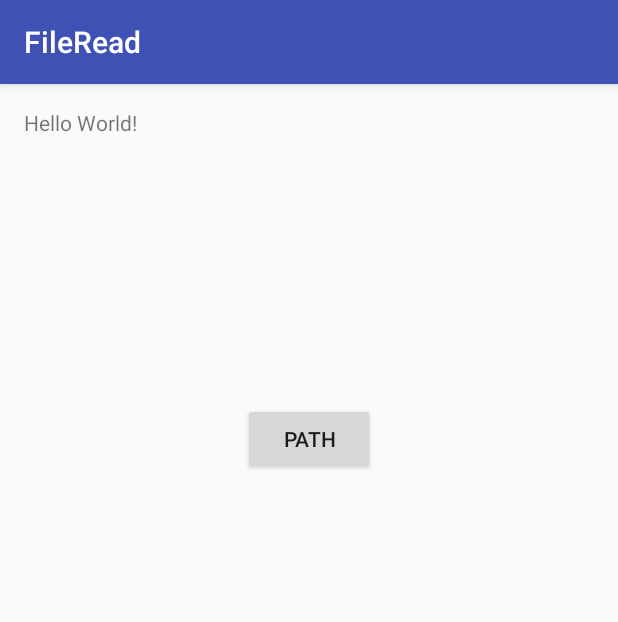
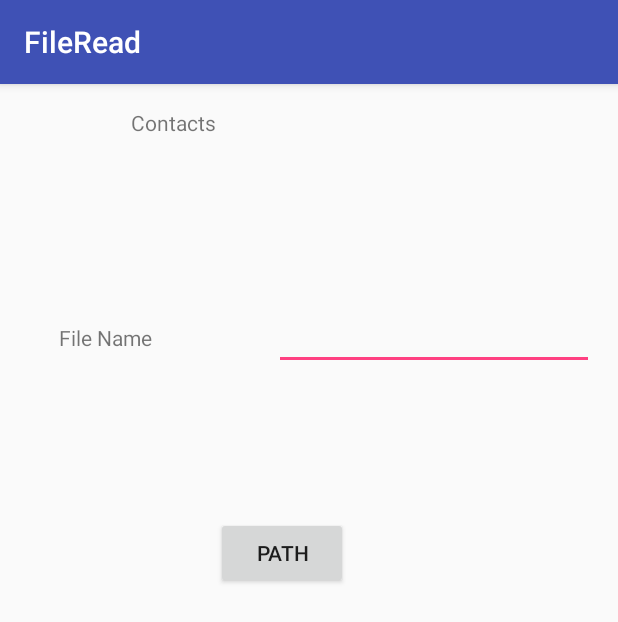
Before and after one commit to aviral-92/FileRead, an Android app: the screen it shows after launch (MainActivity), after a tap on "PATH", on a phone screen of 412 x 824 dp. Shown: the top 622 px of the screen. Run offline under Robolectric (Android 15) with nearby library versions, the phone set to English and light mode, and no system bars.

```diff
--- a/app/src/main/AndroidManifest.xml
+++ b/app/src/main/AndroidManifest.xml
@@ -1,7 +1,10 @@
 <?xml version="1.0" encoding="utf-8"?>
 <manifest xmlns:android="http://schemas.android.com/apk/res/android"
     package="com.example.amittal.fileread">
+    <uses-sdk android:minSdkVersion="10" />
     <uses-permission android:name="android.permission.READ_EXTERNAL_STORAGE" />
+    <uses-permission android:name="android.permission.READ_CONTACTS" />
+    <uses-permission android:name="android.permission.WRITE_CONTACTS" />
     <application
         android:allowBackup="true"
         android:icon="@mipmap/ic_launcher"
--- a/app/src/main/java/com/example/amittal/fileread/MainActivity.java
+++ b/app/src/main/java/com/example/amittal/fileread/MainActivity.java
@@ -1,20 +1,28 @@
 package com.example.amittal.fileread;
 
+import android.Manifest;
 import android.content.Intent;
+import android.content.pm.PackageManager;
 import android.net.Uri;
 import android.os.Environment;
+import android.support.v4.app.ActivityCompat;
+import android.support.v4.content.ContextCompat;
 import android.support.v7.app.AppCompatActivity;
 import android.os.Bundle;
 import android.util.Log;
 import android.view.View;
 import android.widget.Button;
+import android.widget.TextView;
 import android.widget.Toast;
 
 import java.io.File;
+import java.util.ArrayList;
 
 public class MainActivity extends AppCompatActivity implements View.OnClickListener {
 
     Button btnClickMe;
+    private int WRITE_CONTACT_PERMISSION_CODE = 1;
+    TextView excelFile;
 
     @Override
     protected void onCreate(Bundle savedInstanceState) {
@@ -22,11 +30,25 @@ public class MainActivity extends AppCompatActivity implements View.OnClickListe
         setContentView(R.layout.activity_main);
         btnClickMe = (Button) findViewById(R.id.button);
         btnClickMe.setOnClickListener(MainActivity.this);
+        excelFile = (TextView) findViewById(R.id.excelName);
     }
 
     @Override
     public void onClick(View v) {
-        getFile();
+
+        if (isWriteContactAllowed() && isExternalStorageAllowed()) {
+            Toast.makeText(MainActivity.this, "You already have the permission", Toast.LENGTH_LONG).show();
+            Log.d("permission","You already have the permission");
+            //getFile();
+            test();
+        } else {
+            requestWriteContactPermission();
+            requestExternalStoragePermission();
+            Toast.makeText(MainActivity.this, "Giving You Permission", Toast.LENGTH_LONG).show();
+            Log.d("permission","Giving you permission");
+            //getFile();
+            test();
+        }
         /*try{
             ExcelDataRead.read("/storage/emulated/0/Download/myExcel.xls");
         }catch(Exception ex){
@@ -74,7 +96,7 @@ public class MainActivity extends AppCompatActivity implements View.OnClickListe
         startActivityForResult(Intent.createChooser(intent, "Select Video"), 1);
     }*/
 
-    public void onActivityResult(int requestCode, int resultCode, Intent result) {
+    /*public void onActivityResult(int requestCode, int resultCode, Intent result) {
 
         String response = null;
         if (resultCode == RESULT_OK) {
@@ -84,10 +106,10 @@ public class MainActivity extends AppCompatActivity implements View.OnClickListe
                 Toast.makeText(this, data.getPath(), Toast.LENGTH_SHORT).show();
                 File downloadDir = new File(Environment.getExternalStoragePublicDirectory(
                         Environment.DIRECTORY_DOWNLOADS).getAbsolutePath());
-                getFilesFromDir(downloadDir);
+                //getFilesFromDir(downloadDir);
 
-                if(data.getLastPathSegment().endsWith("xls")){
-                    String dbStr = Environment.getExternalStorageDirectory().getAbsolutePath()+"/Download/myExcel.xls";
+                if (data.getLastPathSegment().endsWith("xls")) {
+                    String dbStr = Environment.getExternalStorageDirectory().getAbsolutePath() + "/contact.xls";
                     ExcelDataRead excelDataRead = new ExcelDataRead();
                     excelDataRead.readExcelFile(MainActivity.this, dbStr);
 
@@ -95,14 +117,62 @@ public class MainActivity extends AppCompatActivity implements View.OnClickListe
                 } else {
                     Toast.makeText(this, "Invalid file type", Toast.LENGTH_SHORT).show();
                 }
-            } else{
+            } else {
                 Toast.makeText(this, "No result found", Toast.LENGTH_SHORT).show();
             }
-        } else{
+        } else {
             Toast.makeText(this, "No result found == -1", Toast.LENGTH_SHORT).show();
         }
+    }*/
+
+    private void requestWriteContactPermission() {
+
+        if (ActivityCompat.shouldShowRequestPermissionRationale(this, Manifest.permission.WRITE_CONTACTS)) {
+            //If the user has denied the permission previously your code will come to this block
+            //Here you can explain why you need this permission
+            //Explain here why you need this permission
         }
-    public void getFilesFromDir(File filesFromSD) {
+
+        //And finally ask for the permission
+        ActivityCompat.requestPermissions(this, new String[]{Manifest.permission.WRITE_CONTACTS}, WRITE_CONTACT_PERMISSION_CODE);
+    }
+
+    private boolean isWriteContactAllowed() {
+        //Getting the permission status
+        int result = ContextCompat.checkSelfPermission(this, Manifest.permission.WRITE_CONTACTS);
+
+        //If permission is granted returning true
+        if (result == PackageManager.PERMISSION_GRANTED)
+            return true;
+        //If permission is not granted returning false
+        return false;
+    }
+
+
+    private void requestExternalStoragePermission() {
+
+        if (ActivityCompat.shouldShowRequestPermissionRationale(this, Manifest.permission.READ_EXTERNAL_STORAGE)) {
+            //If the user has denied the permission previously your code will come to this block
+            //Here you can explain why you need this permission
+            //Explain here why you need this permission
+        }
+
+        //And finally ask for the permission
+        ActivityCompat.requestPermissions(this, new String[]{Manifest.permission.READ_EXTERNAL_STORAGE}, WRITE_CONTACT_PERMISSION_CODE);
+    }
+
+    private boolean isExternalStorageAllowed() {
+        //Getting the permission status
+        int result = ContextCompat.checkSelfPermission(this, Manifest.permission.READ_EXTERNAL_STORAGE);
+
+        //If permission is granted returning true
+        if (result == PackageManager.PERMISSION_GRANTED)
+            return true;
+        //If permission is not granted returning false
+        return false;
+    }
+
+    /*public void getFilesFromDir(File filesFromSD) {
 
         File listAllFiles[] = filesFromSD.listFiles();
 
@@ -121,5 +191,52 @@ public class MainActivity extends AppCompatActivity implements View.OnClickListe
                 }
             }
         }
+    }*/
+
+    public void test() {
+
+        ArrayList<String> FOLDERS = new ArrayList<String>();
+        ArrayList<String> XLS_FILES = new ArrayList<String>();
+
+        int CALL_COUNT = 0;
+        String path = Environment.getExternalStorageDirectory().getPath() + "/";
+        Log.d("Envn Path : ",path);
+        try {
+
+            File dirFolder = new File(path);
+            File[] folders = dirFolder.listFiles();
+
+            for (File file : folders) {
+                if (file.isDirectory()) {
+                    FOLDERS.add(path + file.getName() + "/");
+                } else {
+
+                    if (file.getName().contains(excelFile.getText() + ".xls")) {
+
+                        XLS_FILES.add(path + file.getName());
+
+
+                    } else {
+                        // FILE_PATH = path + file.getName();
+                        // Log.e("File Deatils", "" + FILE_PATH);
                     }
                 }
+            }
+            Log.d("1", XLS_FILES.get(0));
+            ExcelDataRead excelDataRead = new ExcelDataRead();
+            excelDataRead.readExcelFile(this, XLS_FILES.get(0));
+
+        } catch (Exception e) {
+            e.printStackTrace();
+        }
+
+            /*while (CALL_COUNT < FOLDERS.size()) {
+                String dirURL = FOLDERS.get(CALL_COUNT);
+                CALL_COUNT++;
+
+                // Log.e("Folders", "" + dirURL);
+                getSdCardFolders(dirURL);
+            }*/
+
+    }
+}
--- a/app/src/main/res/layout/activity_main.xml
+++ b/app/src/main/res/layout/activity_main.xml
@@ -13,24 +13,56 @@
     <TextView
         android:layout_width="wrap_content"
         android:layout_height="wrap_content"
-        android:text="Hello World!"
-        android:id="@+id/textView" />
+        android:text="Contacts"
+        android:id="@+id/textView"
+        android:layout_alignParentTop="true"
+        android:layout_alignParentLeft="true"
+        android:layout_alignParentStart="true"
+        android:layout_marginLeft="71dp"
+        android:layout_marginStart="71dp" />
+
+    <TextView
+        android:text="File Name"
+        android:layout_width="wrap_content"
+        android:layout_height="wrap_content"
+        android:id="@+id/fileName"
+        android:layout_alignBaseline="@+id/editText"
+        android:layout_alignBottom="@+id/editText"
+        android:layout_toLeftOf="@+id/textView2"
+        android:layout_toStartOf="@+id/textView2"
+        android:layout_marginRight="28dp"
+        android:layout_marginEnd="28dp" />
+
+    <TextView
+        android:layout_width="wrap_content"
+        android:layout_height="wrap_content"
+        android:layout_marginTop="124dp"
+        android:id="@+id/textView2"
+        android:text="File Name"
+        android:layout_marginLeft="23dp"
+        android:layout_marginStart="23dp"
+        android:layout_below="@+id/textView"
+        android:layout_alignParentLeft="true"
+        android:layout_alignParentStart="true" />
 
     <Button
         android:text="Path"
         android:layout_width="wrap_content"
         android:layout_height="wrap_content"
-        android:layout_below="@+id/textView"
-        android:layout_centerHorizontal="true"
-        android:layout_marginTop="177dp"
-        android:id="@+id/button" />
+        android:layout_marginTop="98dp"
+        android:id="@+id/button"
+        android:layout_below="@+id/excelName"
+        android:layout_toRightOf="@+id/textView"
+        android:layout_toEndOf="@+id/textView" />
 
-    <TextView
+    <EditText
         android:layout_width="wrap_content"
         android:layout_height="wrap_content"
-        android:layout_below="@+id/textView"
-        android:layout_marginTop="66dp"
-        android:id="@+id/textView2"
-        android:layout_alignLeft="@+id/button"
-        android:layout_alignStart="@+id/button" />
+        android:inputType="textPersonName"
+        android:ems="10"
+        android:id="@+id/excelName"
+        android:layout_alignBaseline="@+id/textView2"
+        android:layout_alignBottom="@+id/textView2"
+        android:layout_alignParentRight="true"
+        android:layout_alignParentEnd="true" />
 </RelativeLayout>
```
Also changed, not shown: app/src/main/java/com/example/amittal/fileread/ExcelDataRead.java (+25 -32 lines). Lines whose indentation alone changed are shown as unchanged.
